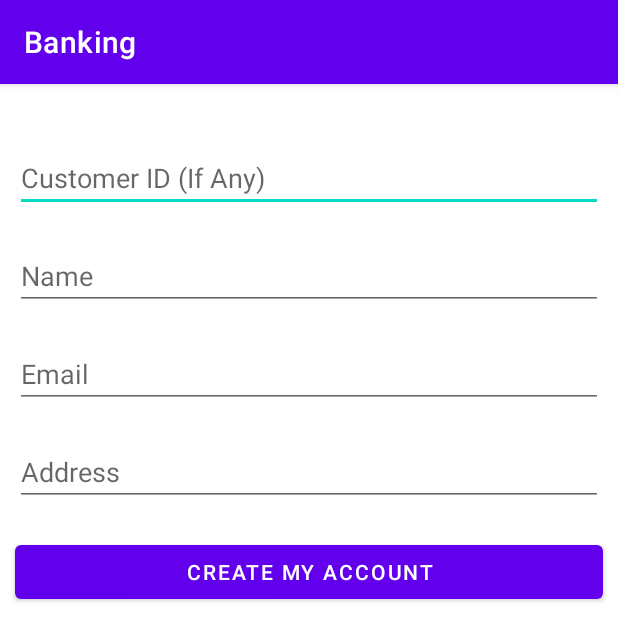
After one commit to pravesh00/banking, an Android app: the AddNewAccountActivity screen opened directly, with no data from a screen before it, on a phone screen of 412 x 824 dp. The commit adds this screen. Shown: the top 641 px of the screen. Run offline under Robolectric (Android 15) with nearby library versions, the phone set to English and light mode, and no system bars.

Commit message:
New account XML

```diff
--- a/app/src/main/AndroidManifest.xml
+++ b/app/src/main/AndroidManifest.xml
@@ -12,6 +12,13 @@
         android:supportsRtl="true"
         android:theme="@style/Theme.Banking"
         tools:targetApi="31">
+        <activity
+            android:name=".AddNewAccountActivity"
+            android:exported="false">
+            <meta-data
+                android:name="android.app.lib_name"
+                android:value="" />
+        </activity>
         <activity
             android:name=".MainActivity"
             android:exported="true">
--- /dev/null
+++ b/app/src/main/java/com/example/banking/AddNewAccountActivity.kt
@@ -0,0 +1,11 @@
+package com.example.banking
+
+import androidx.appcompat.app.AppCompatActivity
+import android.os.Bundle
+
+class AddNewAccountActivity : AppCompatActivity() {
+    override fun onCreate(savedInstanceState: Bundle?) {
+        super.onCreate(savedInstanceState)
+        setContentView(R.layout.activity_add_new_account)
+    }
+}
--- /dev/null
+++ b/app/src/main/res/layout/activity_add_new_account.xml
@@ -0,0 +1,54 @@
+<?xml version="1.0" encoding="utf-8"?>
+<LinearLayout xmlns:android="http://schemas.android.com/apk/res/android"
+    xmlns:app="http://schemas.android.com/apk/res-auto"
+    xmlns:tools="http://schemas.android.com/tools"
+    android:layout_width="match_parent"
+    android:layout_height="match_parent"
+    android:orientation="vertical"
+    android:layout_marginTop="@dimen/topMargin"
+    tools:context=".AddNewAccountActivity">
+
+    <EditText
+        android:id="@+id/txtCustomerID"
+        android:layout_width="match_parent"
+        android:layout_height="wrap_content"
+        android:ems="10"
+        android:layout_margin="@dimen/marginAccount"
+        android:hint="@string/customerID"
+        android:inputType="textPersonName" />
+
+    <EditText
+        android:id="@+id/txtName"
+        android:layout_width="match_parent"
+        android:layout_height="wrap_content"
+        android:ems="10"
+        android:layout_margin="@dimen/marginAccount"
+        android:inputType="textPersonName"
+        android:hint="@string/name" />
+
+    <EditText
+        android:id="@+id/txtEmail"
+        android:layout_width="match_parent"
+        android:layout_height="wrap_content"
+        android:ems="10"
+        android:layout_margin="@dimen/marginAccount"
+        android:hint="@string/Email"
+        android:inputType="textEmailAddress" />
+
+    <EditText
+        android:id="@+id/txtAddress"
+        android:layout_width="match_parent"
+        android:layout_height="wrap_content"
+        android:ems="10"
+        android:layout_margin="@dimen/marginAccount"
+        android:hint="@string/Address"
+        android:inputType="textPostalAddress" />
+
+    <Button
+        android:id="@+id/btnCreateAccount"
+        android:layout_width="match_parent"
+        android:layout_height="wrap_content"
+        android:layout_margin="@dimen/marginAccount"
+        android:text="@string/CreateAccount" />
+
+</LinearLayout>
--- a/app/src/main/res/values/dim.xml
+++ b/app/src/main/res/values/dim.xml
@@ -2,4 +2,6 @@
 <resources>
     <dimen name="buttonWidth">250sp</dimen>
     <dimen name="loginPageMargin">20sp</dimen>
+    <dimen name="marginAccount">10sp</dimen>
+    <dimen name="topMargin">30sp</dimen>
 </resources>
--- a/app/src/main/res/values/strings.xml
+++ b/app/src/main/res/values/strings.xml
@@ -3,4 +3,9 @@
     <string name="LoginCustomer">Login by Customer</string>
     <string name="LoginAdmin">Login by Admin</string>
     <string name="OpenAccount">Open new Account</string>
+    <string name="customerID">Customer ID (If Any)</string>
+    <string name="name">Name</string>
+    <string name="Address">Address</string>
+    <string name="CreateAccount">Create My Account</string>
+    <string name="Email">Email</string>
 </resources>
```
